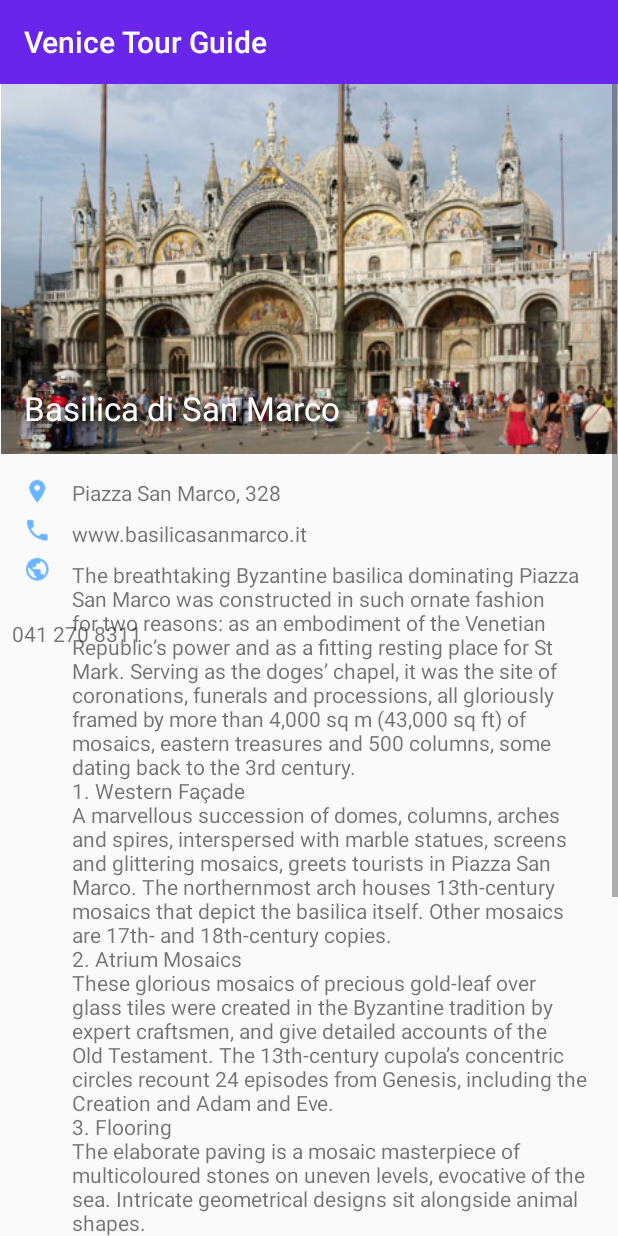
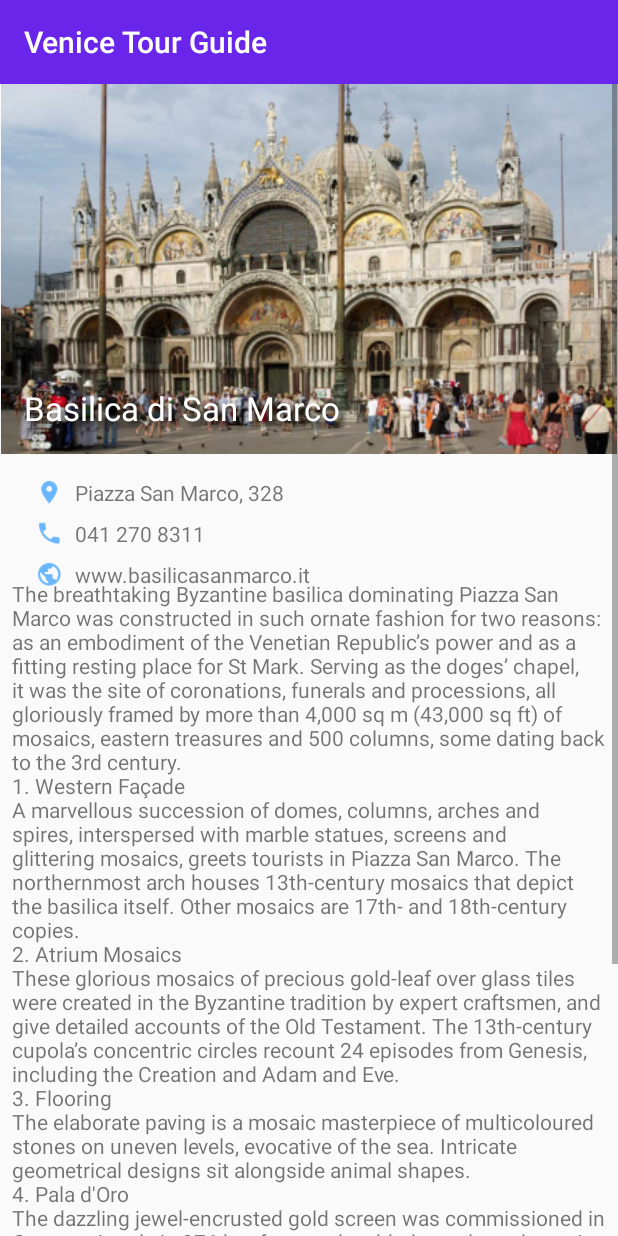
Before and after one commit to effesse/VeniceTourGuide, an Android app: the screen it shows after launch (LocationDetailActivity), after a tap on "Basilica di San Marco", on a phone screen of 412 x 824 dp. Run offline under Robolectric (Android 15) with nearby library versions, the phone set to English and light mode, and no system bars.

Commit message:
Verision 18 may

```diff
--- a/app/src/main/java/com/example/android/venicetourguide/Location.java
+++ b/app/src/main/java/com/example/android/venicetourguide/Location.java
@@ -70,8 +70,8 @@
      * @param phone is the telephone number of the location;
      * @param url is the web site of the location
      */
-    public Location(String locationName, String locationAddress, int imageResourceId, String locationDescription, String phone,
-                    String url) {
+    public Location(String locationName, String locationAddress, int imageResourceId, String phone,
+                    String url, String locationDescription) {
         mLocationName = locationName;
         mLocationAddress = locationAddress;
         mImageResourceId = imageResourceId;
--- a/app/src/main/res/layout/activity_location_detail.xml
+++ b/app/src/main/res/layout/activity_location_detail.xml
@@ -1,7 +1,8 @@
 <?xml version="1.0" encoding="utf-8"?>
 <ScrollView xmlns:android="http://schemas.android.com/apk/res/android"
     android:layout_width="match_parent"
-    android:layout_height="match_parent"
+    android:layout_height="wrap_content"
+    android:fillViewport="true"
     tools:context="com.example.android.venicetourguide.LocationDetailActivity"
     xmlns:tools="http://schemas.android.com/tools">
 
@@ -31,28 +32,6 @@
             tools:text="@string/basilica" />
 
         <LinearLayout
-            android:id="@+id/info"
-            android:layout_width="wrap_content"
-            android:layout_height="wrap_content"
-            android:layout_below="@id/location_image"
-            android:orientation="vertical"
-            android:padding="@dimen/large_padding">
-            <ImageView
-                android:layout_width="wrap_content"
-                android:layout_height="match_parent"
-                android:src="@drawable/ic_location"/>
-            <ImageView
-                android:layout_width="wrap_content"
-                android:layout_height="match_parent"
-                android:src="@drawable/ic_phone"
-                android:paddingTop="@dimen/default_padding"/>
-            <ImageView
-                android:layout_width="wrap_content"
-                android:layout_height="match_parent"
-                android:src="@drawable/ic_url"
-                android:paddingTop="@dimen/default_padding"/>
-        </LinearLayout>
-        <LinearLayout
             android:id="@+id/info2"
             android:layout_width="wrap_content"
             android:layout_height="wrap_content"
@@ -63,20 +42,26 @@
                 android:id="@+id/location_address"
                 android:layout_width="wrap_content"
                 android:layout_height="wrap_content"
-                android:paddingLeft="@dimen/xlarge_padding"
+                android:drawableLeft="@drawable/ic_location"
+                android:drawablePadding="@dimen/default_padding"
+                android:paddingLeft="@dimen/default_padding"
                 tools:text="@string/basilica_address" />
             <TextView
                 android:id="@+id/location_phone"
                 android:layout_width="wrap_content"
                 android:layout_height="wrap_content"
-                android:paddingLeft="@dimen/xlarge_padding"
+                android:drawableLeft="@drawable/ic_phone"
+                android:drawablePadding="@dimen/default_padding"
+                android:paddingLeft="@dimen/default_padding"
                 android:paddingTop="@dimen/default_padding"
                 tools:text="@string/basilica_phone" />
             <TextView
                 android:id="@+id/location_url"
                 android:layout_width="wrap_content"
                 android:layout_height="wrap_content"
-                android:paddingLeft="@dimen/xlarge_padding"
+                android:drawableLeft="@drawable/ic_url"
+                android:drawablePadding="@dimen/default_padding"
+                android:paddingLeft="@dimen/default_padding"
                 android:paddingTop="@dimen/default_padding"
                 tools:text="@string/basilica_url" />
 
@@ -84,11 +69,11 @@
 
         <TextView
             android:id="@+id/location_description"
-            android:layout_below="@id/info"
             android:layout_width="match_parent"
             android:layout_height="wrap_content"
-            android:paddingTop="@dimen/default_padding"
+            android:layout_marginTop="@dimen/xlarge_padding"
             android:layout_marginLeft="@dimen/default_padding"
+            android:layout_marginRight="@dimen/default_padding"
             tools:text="@string/basilica_description" />
     </RelativeLayout>
 </ScrollView>
--- a/app/src/main/res/values/dimens.xml
+++ b/app/src/main/res/values/dimens.xml
@@ -5,6 +5,6 @@
     <dimen name="default_padding">8dp</dimen>
     <dimen name="large_padding">16dp</dimen>
     <dimen name="thumbnail_width">130dp</dimen>
-    <dimen name="xlarge_padding">32dp</dimen>
+    <dimen name="xlarge_padding">330dp</dimen>
 
 </resources>
```
